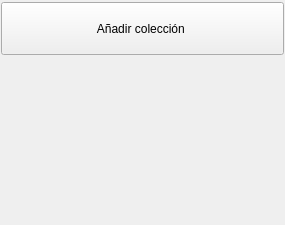
First picture: the form in bqLibrary/ui/LibraryCollectionLayer.ui, repository bq/cervantes, before the edit.
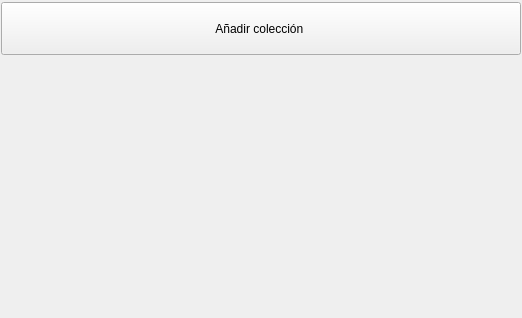
Second picture: the form after the edit. Custom widgets are drawn as their Qt base class.

Diff of the .ui file:
```diff
--- a/bqLibrary/ui/LibraryCollectionLayer.ui
+++ b/bqLibrary/ui/LibraryCollectionLayer.ui
@@ -6,20 +6,20 @@
    <rect>
     <x>0</x>
     <y>0</y>
-    <width>285</width>
-    <height>225</height>
+    <width>403</width>
+    <height>318</height>
    </rect>
   </property>
   <property name="minimumSize">
    <size>
-    <width>285</width>
+    <width>0</width>
     <height>0</height>
    </size>
   </property>
   <property name="maximumSize">
    <size>
-    <width>522</width>
-    <height>500</height>
+    <width>738</width>
+    <height>707</height>
    </size>
   </property>
   <property name="focusPolicy">
@@ -78,8 +78,8 @@
         </property>
         <property name="maximumSize">
          <size>
-          <width>480</width>
-          <height>53</height>
+          <width>679</width>
+          <height>75</height>
          </size>
         </property>
         <property name="focusPolicy">
@@ -169,8 +169,8 @@
      </property>
      <property name="sizeHint" stdset="0">
       <size>
-       <width>20</width>
-       <height>40</height>
+       <width>28</width>
+       <height>57</height>
       </size>
      </property>
     </spacer>
```
Left out of the diff: 8 changed lines with no effect on the pictures.
